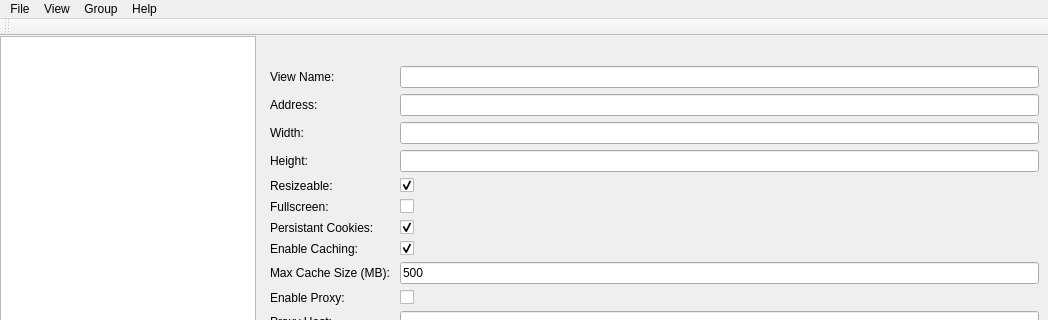
Qt form WebViewManager/mainwindow.ui (LittleBoxOfSunshine/web-view) before a commit; both pictures show x 0 to 1048 and y 0 to 320 of the 1048 by 694 pixel window.
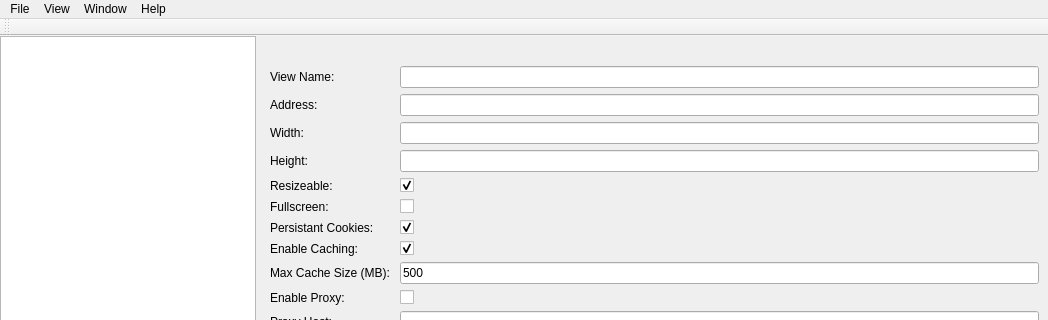
The same form after that commit.

Commit message: Group code commented out, at this point there doesn't appear to be any reason to support view groups

```diff
--- a/WebViewManager/mainwindow.ui
+++ b/WebViewManager/mainwindow.ui
@@ -247,14 +247,6 @@
     <addaction name="actionRemove"/>
     <addaction name="actionDuplicate"/>
    </widget>
-   <widget class="QMenu" name="menuGroup">
-    <property name="title">
-     <string>Group</string>
-    </property>
-    <addaction name="actionNew_2"/>
-    <addaction name="actionRemove_2"/>
-    <addaction name="actionDuplicate_2"/>
-   </widget>
    <widget class="QMenu" name="menuHelp">
     <property name="title">
      <string>Help</string>
@@ -263,9 +255,15 @@
     <addaction name="actionWebView_Website"/>
     <addaction name="actionView_Logs"/>
    </widget>
+   <widget class="QMenu" name="menuWindow">
+    <property name="title">
+     <string>Window</string>
+    </property>
+    <addaction name="actionToggle_Fullscreen"/>
+   </widget>
    <addaction name="menuFile"/>
    <addaction name="menuView"/>
-   <addaction name="menuGroup"/>
+   <addaction name="menuWindow"/>
    <addaction name="menuHelp"/>
   </widget>
   <widget class="QToolBar" name="mainToolBar">
```
Left out of the diff: 5 changed lines with no effect on the pictures. The commit also changes 2 other files.
